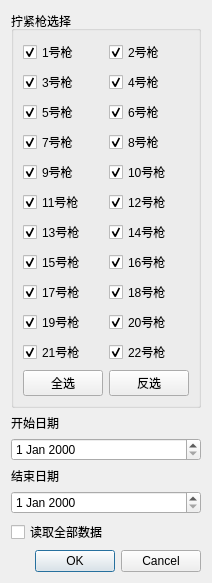
Sanvenir/db_process, file db_process/ui/spindle_dialog.ui: the form before one commit.
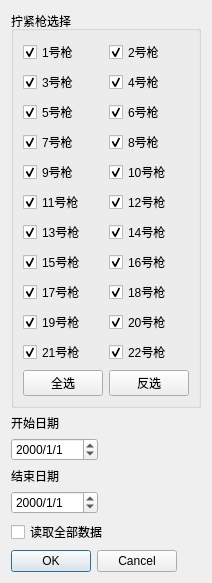
The form after the commit.

```diff
--- a/db_process/ui/spindle_dialog.ui
+++ b/db_process/ui/spindle_dialog.ui
@@ -13,11 +13,17 @@
   <property name="windowTitle">
    <string>Dialog</string>
   </property>
-  <layout class="QVBoxLayout" name="verticalLayout" stretch="0,0">
-   <item>
     <layout class="QHBoxLayout" name="horizontalLayout">
      <item>
+    <layout class="QVBoxLayout" name="verticalLayout">
+     <property name="sizeConstraint">
+      <enum>QLayout::SetFixedSize</enum>
+     </property>
+     <item>
       <layout class="QVBoxLayout" name="verticalLayout_2">
+       <property name="sizeConstraint">
+        <enum>QLayout::SetMinimumSize</enum>
+       </property>
        <item>
         <widget class="QGroupBox" name="groupBox">
          <property name="sizePolicy">
@@ -359,7 +365,17 @@
         </widget>
        </item>
        <item>
-        <widget class="QDateEdit" name="dateEditStart"/>
+        <widget class="QDateEdit" name="dateEditStart">
+         <property name="sizePolicy">
+          <sizepolicy hsizetype="Fixed" vsizetype="Fixed">
+           <horstretch>0</horstretch>
+           <verstretch>0</verstretch>
+          </sizepolicy>
+         </property>
+         <property name="displayFormat">
+          <string>yyyy/M/d</string>
+         </property>
+        </widget>
        </item>
        <item>
         <widget class="QLabel" name="label_2">
@@ -375,10 +391,26 @@
         </widget>
        </item>
        <item>
-        <widget class="QDateEdit" name="dateEditEnd"/>
+        <widget class="QDateEdit" name="dateEditEnd">
+         <property name="sizePolicy">
+          <sizepolicy hsizetype="Fixed" vsizetype="Fixed">
+           <horstretch>0</horstretch>
+           <verstretch>0</verstretch>
+          </sizepolicy>
+         </property>
+         <property name="displayFormat">
+          <string>yyyy/M/d</string>
+         </property>
+        </widget>
        </item>
        <item>
         <widget class="QCheckBox" name="checkBoxAllData">
+         <property name="sizePolicy">
+          <sizepolicy hsizetype="Fixed" vsizetype="Fixed">
+           <horstretch>0</horstretch>
+           <verstretch>0</verstretch>
+          </sizepolicy>
+         </property>
          <property name="text">
           <string>读取全部数据</string>
          </property>
@@ -386,10 +418,14 @@
        </item>
       </layout>
      </item>
-    </layout>
-   </item>
    <item>
     <widget class="QDialogButtonBox" name="buttonBox">
+       <property name="sizePolicy">
+        <sizepolicy hsizetype="Fixed" vsizetype="Fixed">
+         <horstretch>0</horstretch>
+         <verstretch>0</verstretch>
+        </sizepolicy>
+       </property>
      <property name="orientation">
       <enum>Qt::Horizontal</enum>
      </property>
@@ -397,6 +433,8 @@
       <set>QDialogButtonBox::Cancel|QDialogButtonBox::Ok</set>
      </property>
     </widget>
+     </item>
+    </layout>
    </item>
   </layout>
  </widget>
```
Lines whose indentation alone changed are shown as unchanged.
